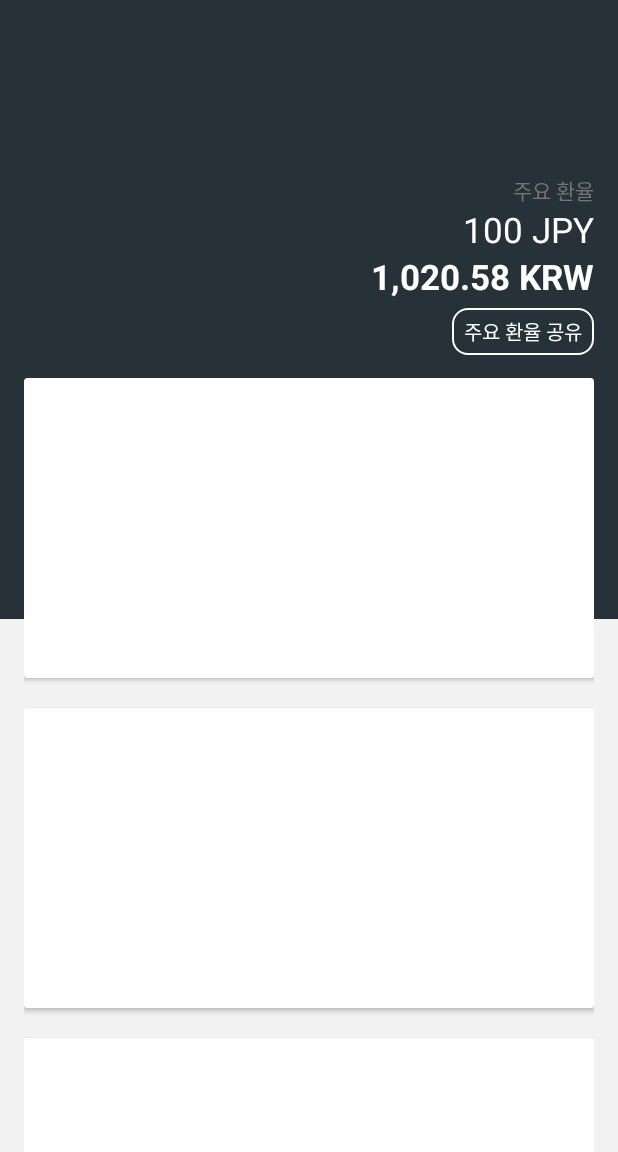
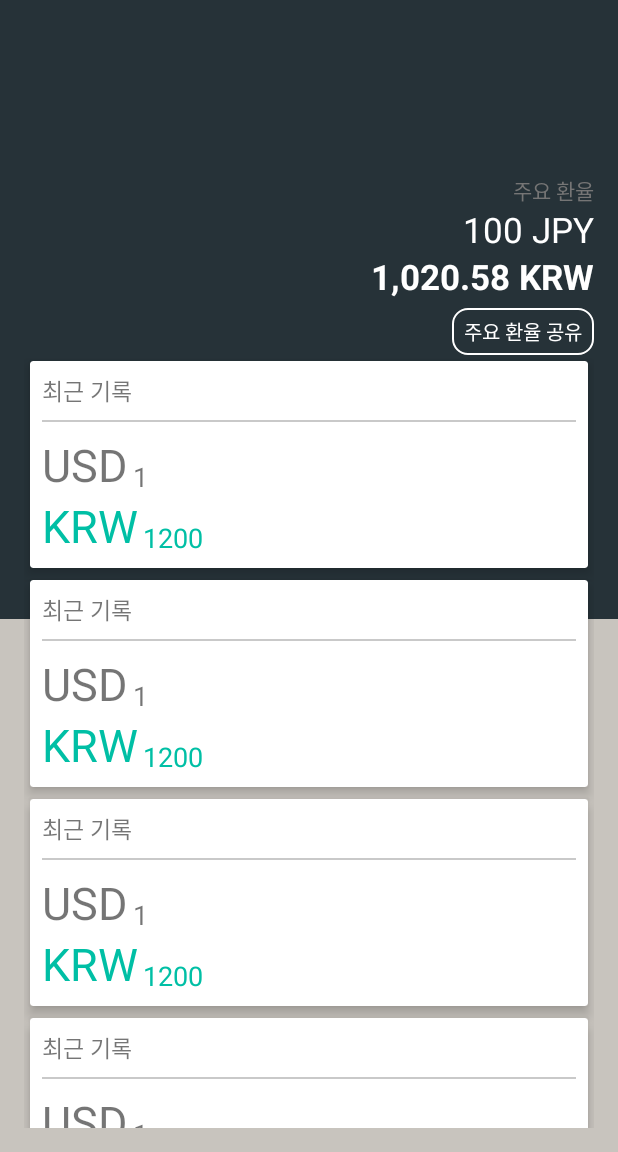
Before and after one commit to AtelierStudio/Exchat_Rev.1, an Android app: the screen it shows after launch (MainActivity), on a phone screen of 412 x 824 dp, the part 84-1236 px from its top. Run offline under Robolectric (Android 15) with nearby library versions, the phone set to English and light mode, and no system bars; 3 statements that could not run were skipped.

Commit message:
Implement RecyclerView Implement RecyclerView Add HistoryData, RecycleViewAdapter

```diff
--- a/app/build.gradle
+++ b/app/build.gradle
@@ -26,4 +26,5 @@ dependencies {
     compile 'com.android.support:design:23.1.1'
     compile 'org.jsoup:jsoup:1.8.3'
     compile 'com.android.support:cardview-v7:23.1.1'
+    compile 'com.android.support:recyclerview-v7:23.1.1'
 }
--- a/app/src/main/java/kr/edcan/exchat/activity/MainActivity.java
+++ b/app/src/main/java/kr/edcan/exchat/activity/MainActivity.java
@@ -1,43 +1,31 @@
 package kr.edcan.exchat.activity;
 
-import android.app.ActionBar;
-import android.content.ClipboardManager;
 import android.content.Intent;
 import android.content.res.Configuration;
-import android.graphics.Point;
-import android.os.AsyncTask;
-import android.os.Build;
 import android.support.v4.widget.DrawerLayout;
 import android.support.v7.app.ActionBarDrawerToggle;
 import android.support.v7.app.AppCompatActivity;
 import android.os.Bundle;
+import android.support.v7.widget.LinearLayoutManager;
+import android.support.v7.widget.RecyclerView;
 import android.support.v7.widget.Toolbar;
 import android.util.DisplayMetrics;
 import android.util.Log;
-import android.util.TypedValue;
-import android.view.Menu;
 import android.view.MenuItem;
 import android.view.View;
 import android.view.ViewGroup;
-import android.view.WindowManager;
 import android.widget.AdapterView;
 import android.widget.LinearLayout;
 import android.widget.ListView;
-import android.widget.Toast;
-
-import org.jsoup.Jsoup;
-import org.jsoup.nodes.Document;
-import org.jsoup.nodes.Element;
-import org.jsoup.select.Elements;
-
-import java.io.IOException;
 import java.util.ArrayList;
 import java.util.Collections;
 
 import kr.edcan.exchat.R;
 import kr.edcan.exchat.adapter.DrawerListViewAdapter;
+import kr.edcan.exchat.data.HistoryData;
 import kr.edcan.exchat.service.ClipBoardService;
 import kr.edcan.exchat.utils.ExchatUtils;
+import kr.edcan.exchat.utils.RecycleViewAdapter;
 
 public class MainActivity extends AppCompatActivity {
 
@@ -45,6 +33,7 @@ public class MainActivity extends AppCompatActivity {
     ActionBarDrawerToggle toggle;
     DrawerLayout drawerLayout;
     ArrayList<String> drawerList, title, sale;
+    ArrayList<HistoryData> historyDatas;
     ListView drawerMenu;
     ExchatUtils utils;
 
@@ -63,6 +52,19 @@ public class MainActivity extends AppCompatActivity {
         drawerList = new ArrayList<>();
         title = new ArrayList<>();
         sale = new ArrayList<>();
+        historyDatas = new ArrayList<>();
+
+        //Main RecyclerView
+        RecyclerView recyclerView=(RecyclerView)findViewById(R.id.recyclerview);
+        LinearLayoutManager layoutManager=new LinearLayoutManager(getApplicationContext());
+        recyclerView.setHasFixedSize(true);
+        recyclerView.setLayoutManager(layoutManager);
+        historyDatas.add(new HistoryData(1 + "", "USD", 1200 + "", "KRW"));
+        historyDatas.add(new HistoryData(1+"", "USD", 1200+"", "KRW"));
+        historyDatas.add(new HistoryData(1+"", "USD", 1200+"", "KRW"));
+        historyDatas.add(new HistoryData(1+"", "USD", 1200+"", "KRW"));
+        RecycleViewAdapter mainAdapter = new RecycleViewAdapter(getApplicationContext(), historyDatas);
+        recyclerView.setAdapter(mainAdapter);
 
         //Utils
         utils = new ExchatUtils(getApplicationContext());
@@ -85,16 +87,11 @@ public class MainActivity extends AppCompatActivity {
                 }
             }
         });
-
         DisplayMetrics displayMetrics = this.getResources().getDisplayMetrics();
-
         float dpHeight = displayMetrics.heightPixels;
-        Log.e("asdf", dpHeight+"");
-        float dpWidth = displayMetrics.widthPixels / displayMetrics.density;
         LinearLayout backgroundLayout  = (LinearLayout)findViewById(R.id.background_layout);
         ViewGroup.LayoutParams params = backgroundLayout.getLayoutParams();
         params.height = (int) dpHeight;
-
     }
 
     private void setSupportActionBar() {
--- /dev/null
+++ b/app/src/main/java/kr/edcan/exchat/data/HistoryData.java
@@ -0,0 +1,32 @@
+package kr.edcan.exchat.data;
+
+/**
+ * Created by Junseok on 2016. 1. 11..
+ */
+public class HistoryData {
+    private String prevUnit, convertUnit;
+    private String prevValue, convertValue;
+
+    public HistoryData(String prevUnit, String prevValue, String convertUnit, String convertValue){
+        this.prevUnit = prevUnit;
+        this.prevValue = prevValue;
+        this.convertUnit = convertUnit;
+        this.convertValue = convertValue;
+    }
+
+    public String getConvertUnit() {
+        return convertUnit;
+    }
+
+    public String getPrevUnit() {
+        return prevUnit;
+    }
+
+    public String getPrevValue() {
+        return prevValue;
+    }
+
+    public String getConvertValue() {
+        return convertValue;
+    }
+}
--- /dev/null
+++ b/app/src/main/java/kr/edcan/exchat/utils/RecycleViewAdapter.java
@@ -0,0 +1,60 @@
+package kr.edcan.exchat.utils;
+
+import android.content.Context;
+import android.support.v7.widget.RecyclerView;
+import android.view.LayoutInflater;
+import android.view.View;
+import android.view.ViewGroup;
+import android.widget.TextView;
+
+import org.w3c.dom.Text;
+
+import java.util.ArrayList;
+
+import kr.edcan.exchat.R;
+import kr.edcan.exchat.data.HistoryData;
+
+/**
+ * Created by Junseok on 2016. 1. 11..
+ */
+public class RecycleViewAdapter extends RecyclerView.Adapter<RecycleViewAdapter.ViewHolder> {
+    Context context;
+    ArrayList<HistoryData> items;
+
+    public RecycleViewAdapter(Context context, ArrayList<HistoryData> items) {
+        this.context=context;
+        this.items=items;
+    }
+
+    @Override
+    public ViewHolder onCreateViewHolder(ViewGroup parent, int viewType) {
+        View v= LayoutInflater.from(parent.getContext()).inflate(R.layout.main_cardview_content,parent, false);
+        return new ViewHolder(v);
+    }
+
+    @Override
+    public void onBindViewHolder(ViewHolder holder, int position) {
+        HistoryData item = items.get(position);
+        holder.prevValue.setText(item.getPrevValue());
+        holder.prevUnit.setText(item.getPrevUnit());
+        holder.convertUnit.setText(item.getConvertUnit());
+        holder.convertValue.setText(item.getConvertValue());
+    }
+
+    @Override
+    public int getItemCount() {
+        return this.items.size();
+    }
+
+    public class ViewHolder extends RecyclerView.ViewHolder {
+        TextView prevValue, convertValue, prevUnit, convertUnit;
+
+        public ViewHolder(View itemView) {
+            super(itemView);
+            prevValue = (TextView)itemView.findViewById(R.id.prevValue);
+            prevUnit = (TextView)itemView.findViewById(R.id.prevUnit);
+            convertValue = (TextView)itemView.findViewById(R.id.convertValue);
+            convertUnit = (TextView)itemView.findViewById(R.id.convertUnit);
+        }
+    }
+}
--- a/app/src/main/res/layout/activity_main.xml
+++ b/app/src/main/res/layout/activity_main.xml
@@ -28,11 +28,11 @@
                 app:titleTextColor="#FFF" />
 
             <!-- Main Layout -->
-            <ScrollView
-                android:layout_width="match_parent"
-                android:layout_height="match_parent"
-                android:background="#F2F2F2"
-                android:fillViewport="true">
+            <!--<ScrollView-->
+                <!--android:layout_width="match_parent"-->
+                <!--android:layout_height="match_parent"-->
+                <!--android:background="#F2F2F2"-->
+                <!--android:fillViewport="true">-->
 
                 <FrameLayout
                     android:layout_width="match_parent"
@@ -117,32 +117,16 @@
                             </LinearLayout>
 
                             <!-- CardView Outer Layout -->
-                            <LinearLayout
-                                android:layout_marginTop="15dp"
+                            <android.support.v7.widget.RecyclerView
+                                android:id="@+id/recyclerview"
                                 android:layout_width="match_parent"
                                 android:layout_height="wrap_content"
-                                android:orientation="vertical">
+                                android:scrollbars="vertical" />
 
-                                <android.support.v7.widget.CardView
-                                    android:layout_width="match_parent"
-                                    android:layout_height="200dp"
-                                    android:layout_marginBottom="20dp"/>
-
-                                <android.support.v7.widget.CardView
-                                    android:layout_width="match_parent"
-                                    android:layout_height="200dp"
-                                    android:layout_marginBottom="20dp"/>
-
-                                <android.support.v7.widget.CardView
-                                    android:layout_width="match_parent"
-                                    android:layout_height="200dp"
-                                    android:layout_marginBottom="20dp"/>
-
-                            </LinearLayout>
                         </LinearLayout>
                     </LinearLayout>
                 </FrameLayout>
-            </ScrollView>
+            <!--</ScrollView>-->
         </LinearLayout>
 
         <LinearLayout
--- /dev/null
+++ b/app/src/main/res/layout/main_cardview_content.xml
@@ -0,0 +1,79 @@
+<!-- A CardView that contains a TextView -->
+<android.support.v7.widget.CardView xmlns:android="http://schemas.android.com/apk/res/android"
+    xmlns:card_view="http://schemas.android.com/apk/res-auto"
+    android:id="@+id/card_view"
+    android:layout_width="match_parent"
+    android:layout_height="wrap_content"
+    android:layout_gravity="center"
+    android:layout_margin="4dp"
+    card_view:cardCornerRadius="2dp"
+    card_view:cardElevation="5dp">
+
+    <LinearLayout
+        android:layout_width="match_parent"
+        android:layout_height="match_parent"
+        android:orientation="vertical"
+        android:padding="8dp">
+
+        <TextView
+            android:layout_width="match_parent"
+            android:layout_height="match_parent"
+            android:text="최근 기록"
+            android:textSize="15sp" />
+
+        <LinearLayout
+            android:layout_width="match_parent"
+            android:layout_height="1dp"
+            android:layout_marginBottom="8dp"
+            android:layout_marginTop="8dp"
+            android:background="#aaafafaf" />
+
+        <RelativeLayout
+            android:layout_width="wrap_content"
+            android:layout_height="wrap_content"
+            android:orientation="horizontal">
+
+            <TextView
+                android:id="@+id/prevValue"
+                android:layout_width="wrap_content"
+                android:layout_height="wrap_content"
+                android:text="1"
+                android:textSize="30sp" />
+
+            <TextView
+                android:id="@+id/prevUnit"
+                android:layout_width="wrap_content"
+                android:layout_height="wrap_content"
+                android:layout_alignBottom="@+id/prevValue"
+                android:layout_marginLeft="3dp"
+                android:layout_toRightOf="@+id/prevValue"
+                android:text="USD"
+                android:textSize="18sp" />
+        </RelativeLayout>
+
+        <RelativeLayout
+            android:layout_width="wrap_content"
+            android:layout_height="wrap_content"
+            android:orientation="horizontal">
+
+            <TextView
+                android:id="@+id/convertValue"
+                android:layout_width="wrap_content"
+                android:layout_height="wrap_content"
+                android:text="1,200.20"
+                android:textColor="@color/greenColor"
+                android:textSize="30sp" />
+
+            <TextView
+                android:id="@+id/convertUnit"
+                android:layout_width="wrap_content"
+                android:layout_height="wrap_content"
+                android:layout_alignBottom="@+id/convertValue"
+                android:layout_marginLeft="3dp"
+                android:layout_toRightOf="@+id/convertValue"
+                android:text="KRW"
+                android:textColor="@color/greenColor"
+                android:textSize="18sp" />
+        </RelativeLayout>
+    </LinearLayout>
+</android.support.v7.widget.CardView>
```
